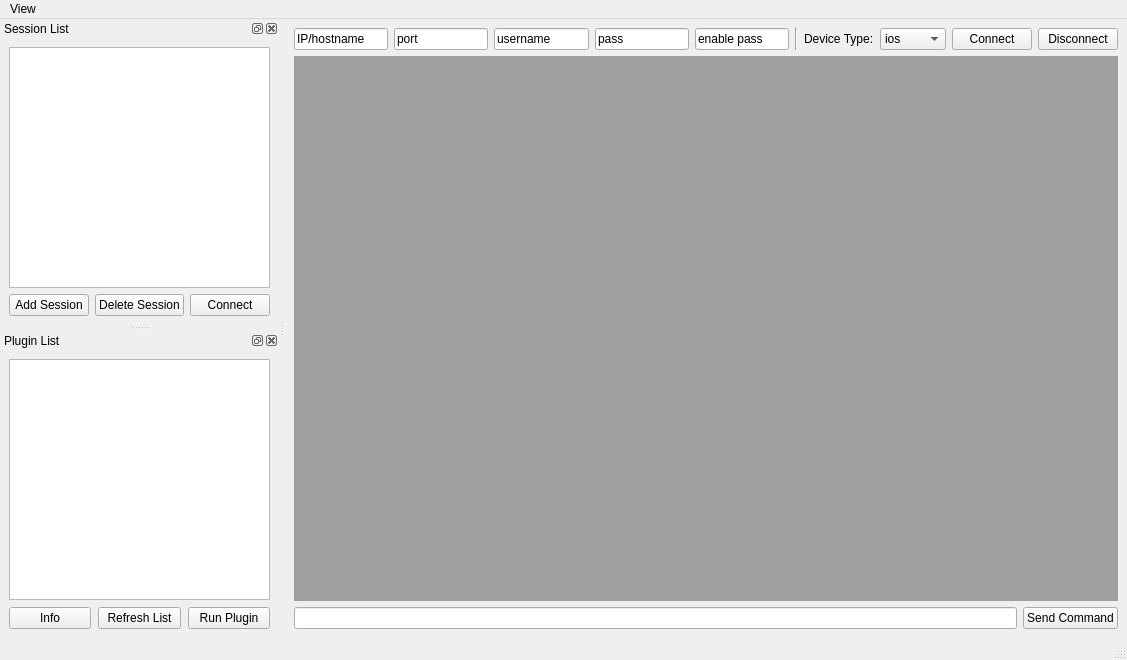
Before: the Qt Designer form cxagui.ui in matthewspangler/QtCAT, drawn with Qt 5.
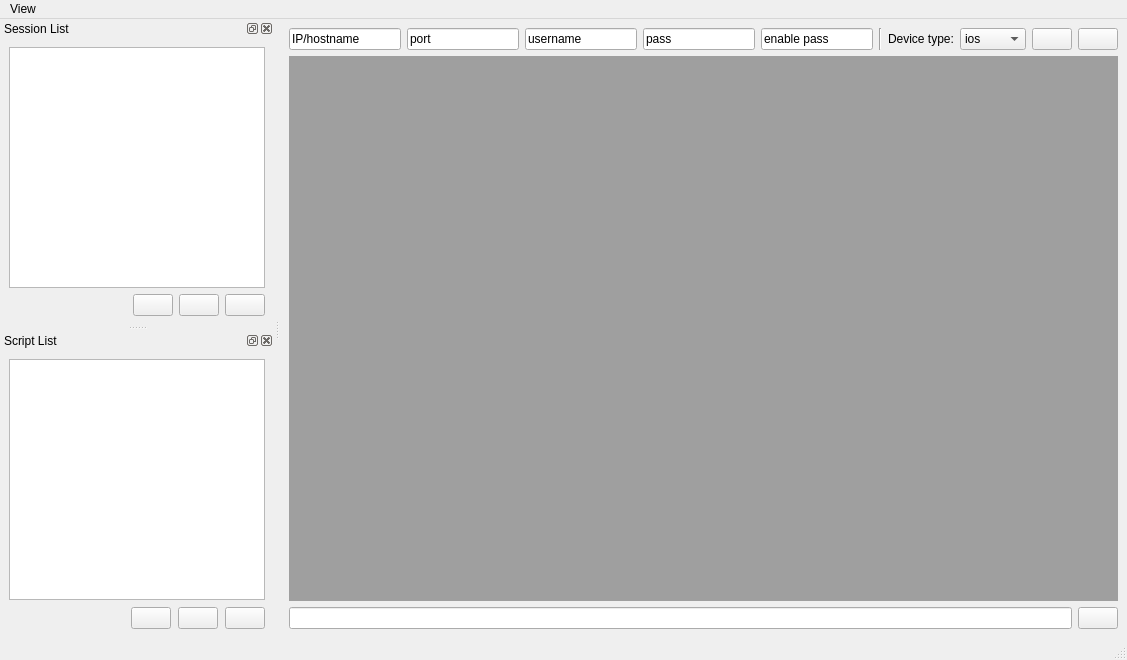
After: the same form once the commit is applied. Icons and pictures are not drawn.

Commit message: Added QDialogs for working with plugins and sessions.

The edit to the form file:
```diff
--- a/cxagui.ui
+++ b/cxagui.ui
@@ -63,7 +63,7 @@
       <item>
        <widget class="QLabel" name="label">
         <property name="text">
-         <string>Device Type:</string>
+         <string>Device type:</string>
         </property>
        </widget>
       </item>
@@ -94,14 +94,22 @@
       <item>
        <widget class="QPushButton" name="connectButton">
         <property name="text">
-         <string>Connect</string>
+         <string/>
+        </property>
+        <property name="icon">
+         <iconset>
+          <normaloff>assets/link-m.png</normaloff>assets/link-m.png</iconset>
         </property>
        </widget>
       </item>
       <item>
        <widget class="QPushButton" name="disconnectButton">
         <property name="text">
-         <string>Disconnect</string>
+         <string/>
+        </property>
+        <property name="icon">
+         <iconset>
+          <normaloff>assets/link-unlink-m.png</normaloff>assets/link-unlink-m.png</iconset>
         </property>
        </widget>
       </item>
@@ -127,8 +135,9 @@
       </item>
       <item>
        <widget class="QPushButton" name="sendButton">
-        <property name="text">
-         <string>Send Command</string>
+        <property name="icon">
+         <iconset>
+          <normaloff>assets/send-plane-2-line.png</normaloff>assets/send-plane-2-line.png</iconset>
         </property>
        </widget>
       </item>
@@ -184,24 +193,49 @@
        </item>
        <item>
         <layout class="QHBoxLayout" name="horizontalLayout_2">
+         <item>
+          <spacer name="horizontalSpacer">
+           <property name="orientation">
+            <enum>Qt::Horizontal</enum>
+           </property>
+           <property name="sizeHint" stdset="0">
+            <size>
+             <width>40</width>
+             <height>20</height>
+            </size>
+           </property>
+          </spacer>
+         </item>
          <item>
           <widget class="QPushButton" name="addButton">
            <property name="text">
-            <string>Add Session</string>
+            <string/>
+           </property>
+           <property name="icon">
+            <iconset>
+             <normaloff>assets/add-line.png</normaloff>assets/add-line.png</iconset>
            </property>
           </widget>
          </item>
          <item>
           <widget class="QPushButton" name="deleteButton">
            <property name="text">
-            <string>Delete Session</string>
+            <string/>
+           </property>
+           <property name="icon">
+            <iconset>
+             <normaloff>assets/delete-bin-7-line.png</normaloff>assets/delete-bin-7-line.png</iconset>
            </property>
           </widget>
          </item>
          <item>
           <widget class="QPushButton" name="sessionButton">
            <property name="text">
-            <string>Connect</string>
+            <string/>
+           </property>
+           <property name="icon">
+            <iconset>
+             <normaloff>assets/link.png</normaloff>assets/link.png</iconset>
            </property>
           </widget>
          </item>
@@ -226,7 +260,7 @@
     <bool>false</bool>
    </property>
    <property name="windowTitle">
-    <string>Plugin List</string>
+    <string>Script List</string>
    </property>
    <attribute name="dockWidgetArea">
     <number>1</number>
@@ -256,24 +290,49 @@
        </item>
        <item>
         <layout class="QHBoxLayout" name="horizontalLayout">
+         <item>
+          <spacer name="horizontalSpacer_2">
+           <property name="orientation">
+            <enum>Qt::Horizontal</enum>
+           </property>
+           <property name="sizeHint" stdset="0">
+            <size>
+             <width>40</width>
+             <height>20</height>
+            </size>
+           </property>
+          </spacer>
+         </item>
          <item>
           <widget class="QPushButton" name="infoButton">
            <property name="text">
-            <string>Info</string>
+            <string/>
+           </property>
+           <property name="icon">
+            <iconset>
+             <normaloff>assets/information-line.png</normaloff>assets/information-line.png</iconset>
            </property>
           </widget>
          </item>
          <item>
           <widget class="QPushButton" name="refreshButton">
            <property name="text">
-            <string>Refresh List</string>
+            <string/>
+           </property>
+           <property name="icon">
+            <iconset>
+             <normaloff>assets/refresh-line.png</normaloff>assets/refresh-line.png</iconset>
            </property>
           </widget>
          </item>
          <item>
           <widget class="QPushButton" name="runButton">
            <property name="text">
-            <string>Run Plugin</string>
+            <string/>
+           </property>
+           <property name="icon">
+            <iconset>
+             <normaloff>assets/play-line.png</normaloff>assets/play-line.png</iconset>
            </property>
           </widget>
          </item>
```
Left out of the diff: 3 changed lines with no effect on the pictures. The commit also changes 18 other files.
